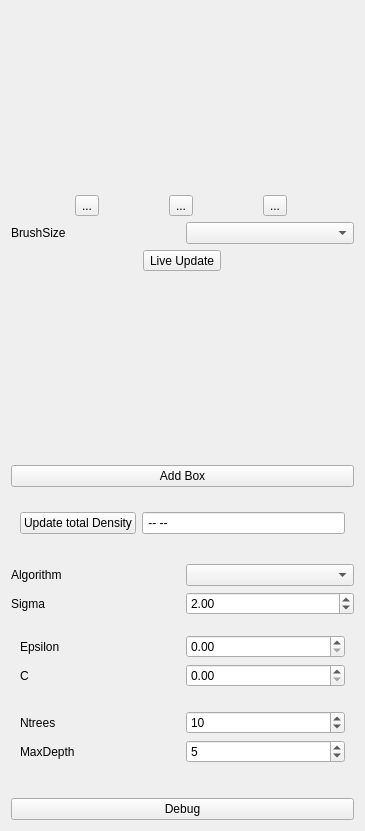
The window that ilastik/applets/counting/countingDrawer.ui (ilastik/ilastik) describes before a commit, drawn with Qt 5.
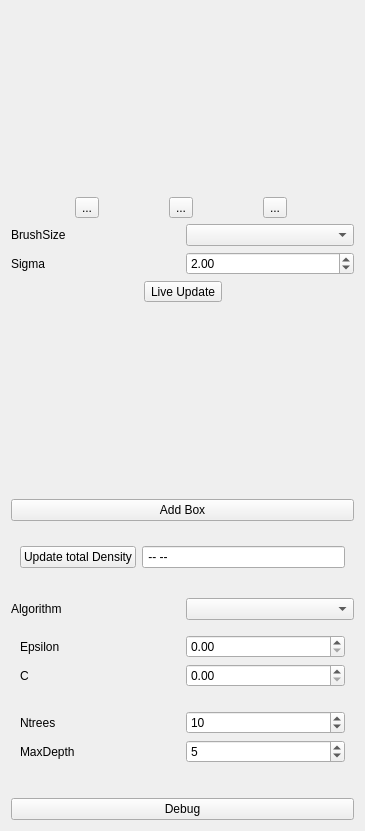
The same window after the commit. Custom widgets are drawn as their Qt base class.

Commit message: counting change how to handle interaction with sigmabox in the gui

```diff
--- a/ilastik/applets/counting/countingDrawer.ui
+++ b/ilastik/applets/counting/countingDrawer.ui
@@ -61,21 +61,57 @@
     </layout>
    </item>
    <item>
-    <layout class="QHBoxLayout" name="horizontalLayout_3">
-     <item>
+    <layout class="QGridLayout" name="gridLayout_5">
+     <item row="0" column="0">
       <widget class="QLabel" name="brushSizeCaption">
        <property name="text">
         <string>BrushSize</string>
        </property>
       </widget>
      </item>
-     <item>
+     <item row="0" column="1">
       <widget class="QComboBox" name="brushSizeComboBox"/>
      </item>
+     <item row="1" column="0">
+      <widget class="QLabel" name="label_2">
+       <property name="text">
+        <string>Sigma</string>
+       </property>
+      </widget>
+     </item>
+     <item row="1" column="1">
+      <widget class="QDoubleSpinBox" name="SigmaBox">
+       <property name="minimum">
+        <double>1.000000000000000</double>
+       </property>
+       <property name="maximum">
+        <double>20.000000000000000</double>
+       </property>
+       <property name="singleStep">
+        <double>0.100000000000000</double>
+       </property>
+       <property name="value">
+        <double>2.000000000000000</double>
+       </property>
+      </widget>
+     </item>
     </layout>
    </item>
    <item>
     <layout class="QHBoxLayout" name="horizontalLayout_4">
+     <item>
+      <spacer name="horizontalSpacer_3">
+       <property name="orientation">
+        <enum>Qt::Horizontal</enum>
+       </property>
+       <property name="sizeHint" stdset="0">
+        <size>
+         <width>40</width>
+         <height>20</height>
+        </size>
+       </property>
+      </spacer>
+     </item>
      <item>
       <widget class="QToolButton" name="liveUpdateButton">
        <property name="text">
@@ -89,6 +125,19 @@
        </property>
       </widget>
      </item>
+     <item>
+      <spacer name="horizontalSpacer_2">
+       <property name="orientation">
+        <enum>Qt::Horizontal</enum>
+       </property>
+       <property name="sizeHint" stdset="0">
+        <size>
+         <width>40</width>
+         <height>20</height>
+        </size>
+       </property>
+      </spacer>
+     </item>
     </layout>
    </item>
    <item>
@@ -200,47 +249,8 @@
        </property>
       </widget>
      </item>
-     <item row="1" column="0">
-      <widget class="QLabel" name="label_2">
-       <property name="text">
-        <string>Sigma</string>
-       </property>
-      </widget>
-     </item>
-     <item row="1" column="2">
-      <widget class="QDoubleSpinBox" name="SigmaBox">
-       <property name="minimum">
-        <double>1.000000000000000</double>
-       </property>
-       <property name="maximum">
-        <double>20.000000000000000</double>
-       </property>
-       <property name="singleStep">
-        <double>0.100000000000000</double>
-       </property>
-       <property name="value">
-        <double>2.000000000000000</double>
-       </property>
-      </widget>
-     </item>
     </layout>
    </item>
-   <item>
-    <spacer name="verticalSpacer_4">
-     <property name="orientation">
-      <enum>Qt::Vertical</enum>
-     </property>
-     <property name="sizeType">
-      <enum>QSizePolicy::Fixed</enum>
-     </property>
-     <property name="sizeHint" stdset="0">
-      <size>
-       <width>20</width>
-       <height>5</height>
-      </size>
-     </property>
-    </spacer>
-   </item>
    <item>
     <layout class="QVBoxLayout" name="verticalLayout_5">
      <item>
```
Left out of the diff: 2 changed lines with no effect on the pictures. The commit also changes 1 other file.
